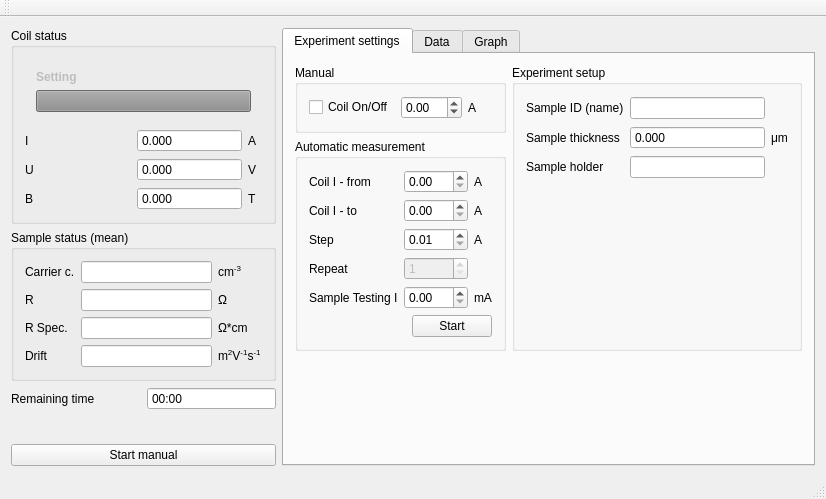
Old version of the form hall/mainwindow.ui in the repository mBr001/hall.
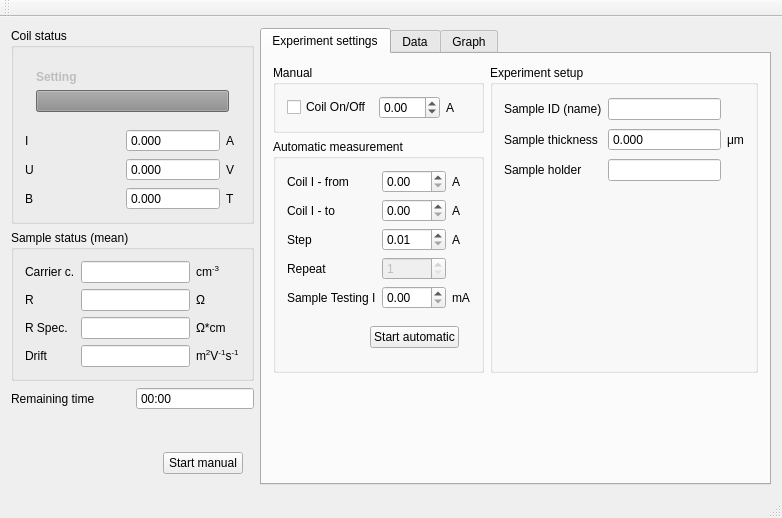
New version of the form. Custom widgets are drawn as their Qt base class.

Commit message: refactor start/stop GUI workflow

Diff of the .ui file:
```diff
--- a/hall/mainwindow.ui
+++ b/hall/mainwindow.ui
@@ -6,8 +6,8 @@
    <rect>
     <x>0</x>
     <y>0</y>
-    <width>826</width>
-    <height>499</height>
+    <width>782</width>
+    <height>518</height>
    </rect>
   </property>
   <property name="windowTitle">
@@ -319,13 +319,61 @@
          </spacer>
         </item>
         <item>
-         <widget class="QPushButton" name="measurePushButton">
-          <property name="toolTip">
-           <string>Take snapshot of current measured values.</string>
+         <widget class="QStackedWidget" name="startStopManualStackedWidget">
+          <property name="currentIndex">
+           <number>0</number>
           </property>
-          <property name="text">
-           <string>Start manual</string>
-          </property>
+          <widget class="QWidget" name="">
+           <layout class="QGridLayout" name="gridLayout_11">
+            <item row="0" column="1">
+             <widget class="QPushButton" name="startManualPushButton">
+              <property name="toolTip">
+               <string>Take snapshot of current measured values.</string>
+              </property>
+              <property name="text">
+               <string>Start manual</string>
+              </property>
+             </widget>
+            </item>
+            <item row="0" column="0">
+             <spacer name="horizontalSpacer_4">
+              <property name="orientation">
+               <enum>Qt::Horizontal</enum>
+              </property>
+              <property name="sizeHint" stdset="0">
+               <size>
+                <width>40</width>
+                <height>20</height>
+               </size>
+              </property>
+             </spacer>
+            </item>
+           </layout>
+          </widget>
+          <widget class="QWidget" name="">
+           <layout class="QGridLayout" name="gridLayout_12">
+            <item row="0" column="1">
+             <widget class="QPushButton" name="abortMeasurement1PushButton">
+              <property name="text">
+               <string>Abort</string>
+              </property>
+             </widget>
+            </item>
+            <item row="0" column="0">
+             <spacer name="horizontalSpacer_3">
+              <property name="orientation">
+               <enum>Qt::Horizontal</enum>
+              </property>
+              <property name="sizeHint" stdset="0">
+               <size>
+                <width>40</width>
+                <height>20</height>
+               </size>
+              </property>
+             </spacer>
+            </item>
+           </layout>
+          </widget>
          </widget>
         </item>
        </layout>
@@ -489,13 +537,35 @@
                 </spacer>
                </item>
                <item>
-                <widget class="QPushButton" name="startPushButton">
-                 <property name="toolTip">
-                  <string>Start fully automatized measurement.</string>
+                <widget class="QStackedWidget" name="startStopAutomaticStackedWidget">
+                 <property name="currentIndex">
+                  <number>0</number>
                  </property>
-                 <property name="text">
-                  <string>Start</string>
-                 </property>
+                 <widget class="QWidget" name="">
+                  <layout class="QGridLayout" name="gridLayout_13">
+                   <item row="0" column="0">
+                    <widget class="QPushButton" name="startAutomaticPushButton">
+                     <property name="toolTip">
+                      <string>Start fully automatized measurement.</string>
+                     </property>
+                     <property name="text">
+                      <string>Start automatic</string>
+                     </property>
+                    </widget>
+                   </item>
+                  </layout>
+                 </widget>
+                 <widget class="QWidget" name="">
+                  <layout class="QGridLayout" name="gridLayout_14">
+                   <item row="0" column="0">
+                    <widget class="QPushButton" name="abortMeasurement2PushButton">
+                     <property name="text">
+                      <string>Abort</string>
+                     </property>
+                    </widget>
+                   </item>
+                  </layout>
+                 </widget>
                 </widget>
                </item>
               </layout>
@@ -581,8 +651,8 @@
                </property>
                <property name="sizeHint" stdset="0">
                 <size>
-                 <width>262</width>
-                 <height>155</height>
+                 <width>240</width>
+                 <height>173</height>
                 </size>
                </property>
               </spacer>
```
Left out of the diff: 3 changed lines with no effect on the pictures. The commit also changes 2 other files.
